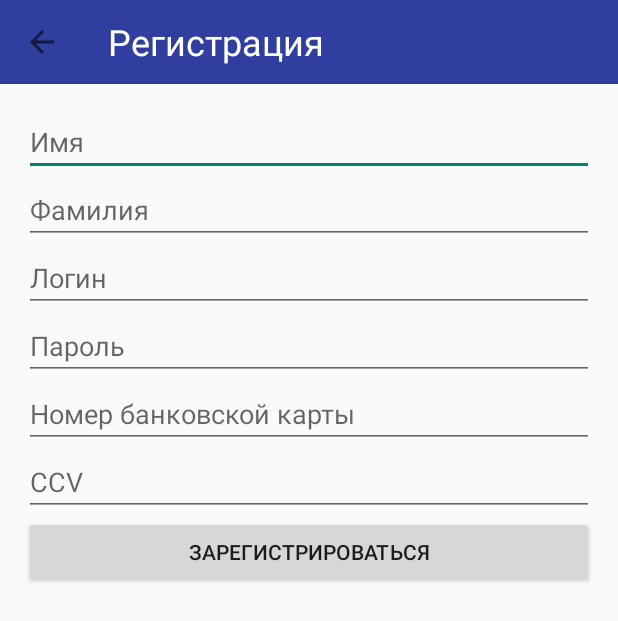
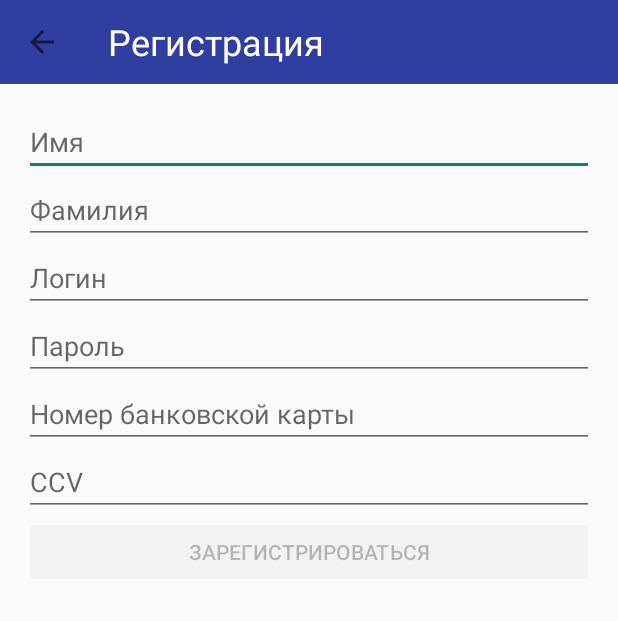
Before and after one commit to batuevAA/ps_store, an Android app: the screen it shows after launch (RegistrationActivity), after a tap on "РЕГИСТРАЦИЯ", on a phone screen of 412 x 824 dp. Shown: the top 621 px of the screen. Run offline under Robolectric (Android 15) with nearby library versions, the phone set to English and light mode, and no system bars.

Commit message:
Валидация с формы, начало

```diff
--- a/app/src/main/java/ps_store/batuev/com/ps_store/RegistrationActivity.java
+++ b/app/src/main/java/ps_store/batuev/com/ps_store/RegistrationActivity.java
@@ -3,14 +3,30 @@ package ps_store.batuev.com.ps_store;
 import android.app.Activity;
 import android.content.Intent;
 import android.os.Bundle;
+import android.text.Editable;
+import android.text.TextWatcher;
 import android.view.View;
+import android.widget.Button;
+import android.widget.EditText;
 import android.widget.Toolbar;
+
+import java.util.regex.Matcher;
+import java.util.regex.Pattern;
 
 
 
 
 
 public class RegistrationActivity extends Activity {
+    private static final String EMPTY_STRING = "";
+    private EditText first_name;
+    private EditText last_name;
+    private EditText login;
+    private EditText password;
+    private EditText card_number;
+    private EditText ccv;
+    private Button regButton;
+
 
     @Override
     protected void onCreate(Bundle savedInstanceState) {
@@ -25,15 +41,103 @@ public class RegistrationActivity extends Activity {
         toolbar.setNavigationOnClickListener(new View.OnClickListener() {
             @Override
             public void onClick(View v) {
-                startActivity(new Intent(getApplicationContext(),MainActivity.class));
+                startActivity(new Intent(getApplicationContext(), MainActivity.class));
                 finish();
             }
         });
 
+        first_name = findViewById(R.id.first_name);
+        last_name  = findViewById(R.id.last_name);
+        login = findViewById(R.id.login);
+        password = findViewById(R.id.password);
+        card_number = findViewById(R.id.card_number);
+        ccv = findViewById(R.id.ccv);
+        regButton = findViewById(R.id.reg_button);
+
+
+
+
+        first_name.addTextChangedListener(new Watcher(first_name));
+        last_name.addTextChangedListener(new Watcher(last_name));
+        login.addTextChangedListener(new Watcher(login));
+        password.addTextChangedListener(new Watcher(password));
+        ccv.addTextChangedListener(new Watcher(ccv));
     }
+
+
+
+    private void checkValide() {
+        Matcher matcher = CARD_NUMBER_PATTERN.matcher(card_number.getText().toString());
+
+    }
+
+
+    private static final Pattern CARD_NUMBER_PATTERN = Pattern.compile("\\d{16}");
+
+
+
+
+    private final TextWatcher listener = new TextWatcher() {
+        @Override
+        public void beforeTextChanged(CharSequence s, int start, int count, int after) {}
+
+
+        @Override
+        public void onTextChanged(CharSequence s, int start, int before, int count) {
+
+        }
+
+
+        @Override
+        public void afterTextChanged(Editable s) {}
+    };
+
+
 
     @Override
     public void onBackPressed() {
         finish();
     }
+
+
+    public void registration(View view) {
+
+    }
+
+
+    private static class Watcher implements TextWatcher {
+        private final EditText editText;
+        private boolean valide = false;
+
+        private Watcher(EditText editText) {
+            this.editText = editText;
+        }
+
+
+        @Override
+        public void beforeTextChanged(CharSequence s, int start, int count, int after) {
+
+        }
+
+
+        @Override
+        public void onTextChanged(CharSequence s, int start, int before, int count) {
+            if (s == null) {
+                valide = false;
+                return;
+            }
+
+            valide = !s.toString().trim().equals(EMPTY_STRING);
+        }
+
+
+        @Override public void afterTextChanged(Editable s) {
+
+        }
+
+
+        public boolean isValide() {
+            return valide;
+        }
+    }
 }
--- a/app/src/main/res/layout/activity_registration.xml
+++ b/app/src/main/res/layout/activity_registration.xml
@@ -71,8 +71,7 @@
                     android:layout_width="match_parent"
                     android:layout_height="match_parent"
                     android:hint="Номер банковской карты"
-                    android:inputType="number"
-                    android:maxLength="16"
+                    android:inputType="text"
             />
 
             <EditText
@@ -85,9 +84,12 @@
             />
 
             <Button
+                    android:id="@+id/reg_button"
                     android:layout_width="match_parent"
                     android:layout_height="match_parent"
                     android:text="зарегистрироваться"
+                    android:onClick="registration"
+                    android:enabled="false"
             />
         </LinearLayout>
 
```
